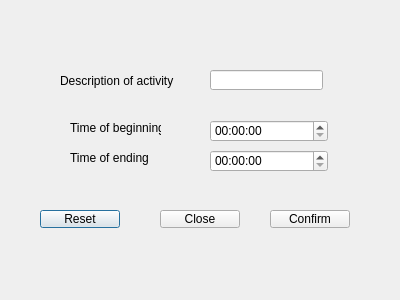
First picture: the form in addactivity.ui, repository LorisV/ScheduLife, before the edit.
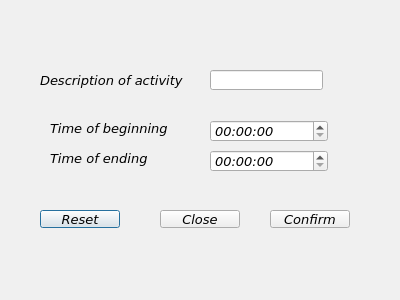
Second picture: the form after the edit.

What changed in the file:
```diff
--- a/addactivity.ui
+++ b/addactivity.ui
@@ -10,15 +10,113 @@
     <height>300</height>
    </rect>
   </property>
+  <property name="palette">
+   <palette>
+    <active>
+     <colorrole role="WindowText">
+      <brush brushstyle="SolidPattern">
+       <color alpha="255">
+        <red>0</red>
+        <green>0</green>
+        <blue>160</blue>
+       </color>
+      </brush>
+     </colorrole>
+     <colorrole role="ButtonText">
+      <brush brushstyle="SolidPattern">
+       <color alpha="255">
+        <red>0</red>
+        <green>0</green>
+        <blue>160</blue>
+       </color>
+      </brush>
+     </colorrole>
+     <colorrole role="Window">
+      <brush brushstyle="SolidPattern">
+       <color alpha="255">
+        <red>245</red>
+        <green>145</green>
+        <blue>77</blue>
+       </color>
+      </brush>
+     </colorrole>
+    </active>
+    <inactive>
+     <colorrole role="WindowText">
+      <brush brushstyle="SolidPattern">
+       <color alpha="255">
+        <red>0</red>
+        <green>0</green>
+        <blue>0</blue>
+       </color>
+      </brush>
+     </colorrole>
+     <colorrole role="ButtonText">
+      <brush brushstyle="SolidPattern">
+       <color alpha="255">
+        <red>0</red>
+        <green>0</green>
+        <blue>0</blue>
+       </color>
+      </brush>
+     </colorrole>
+     <colorrole role="Window">
+      <brush brushstyle="SolidPattern">
+       <color alpha="255">
+        <red>240</red>
+        <green>240</green>
+        <blue>240</blue>
+       </color>
+      </brush>
+     </colorrole>
+    </inactive>
+    <disabled>
+     <colorrole role="WindowText">
+      <brush brushstyle="SolidPattern">
+       <color alpha="255">
+        <red>120</red>
+        <green>120</green>
+        <blue>120</blue>
+       </color>
+      </brush>
+     </colorrole>
+     <colorrole role="ButtonText">
+      <brush brushstyle="SolidPattern">
+       <color alpha="255">
+        <red>120</red>
+        <green>120</green>
+        <blue>120</blue>
+       </color>
+      </brush>
+     </colorrole>
+     <colorrole role="Window">
+      <brush brushstyle="SolidPattern">
+       <color alpha="255">
+        <red>245</red>
+        <green>145</green>
+        <blue>77</blue>
+       </color>
+      </brush>
+     </colorrole>
+    </disabled>
+   </palette>
+  </property>
+  <property name="font">
+   <font>
+    <family>Verdana</family>
+    <pointsize>10</pointsize>
+    <italic>true</italic>
+   </font>
+  </property>
   <property name="windowTitle">
    <string>Dialog</string>
   </property>
   <widget class="QLabel" name="label">
    <property name="geometry">
     <rect>
-     <x>60</x>
+     <x>40</x>
      <y>70</y>
-     <width>131</width>
+     <width>171</width>
      <height>21</height>
     </rect>
    </property>
@@ -39,9 +137,9 @@
   <widget class="QLabel" name="label_2">
    <property name="geometry">
     <rect>
-     <x>70</x>
+     <x>50</x>
      <y>120</y>
-     <width>91</width>
+     <width>121</width>
      <height>16</height>
     </rect>
    </property>
@@ -62,9 +160,9 @@
   <widget class="QLabel" name="label_3">
    <property name="geometry">
     <rect>
-     <x>70</x>
+     <x>50</x>
      <y>150</y>
-     <width>91</width>
+     <width>111</width>
      <height>16</height>
     </rect>
    </property>
```
